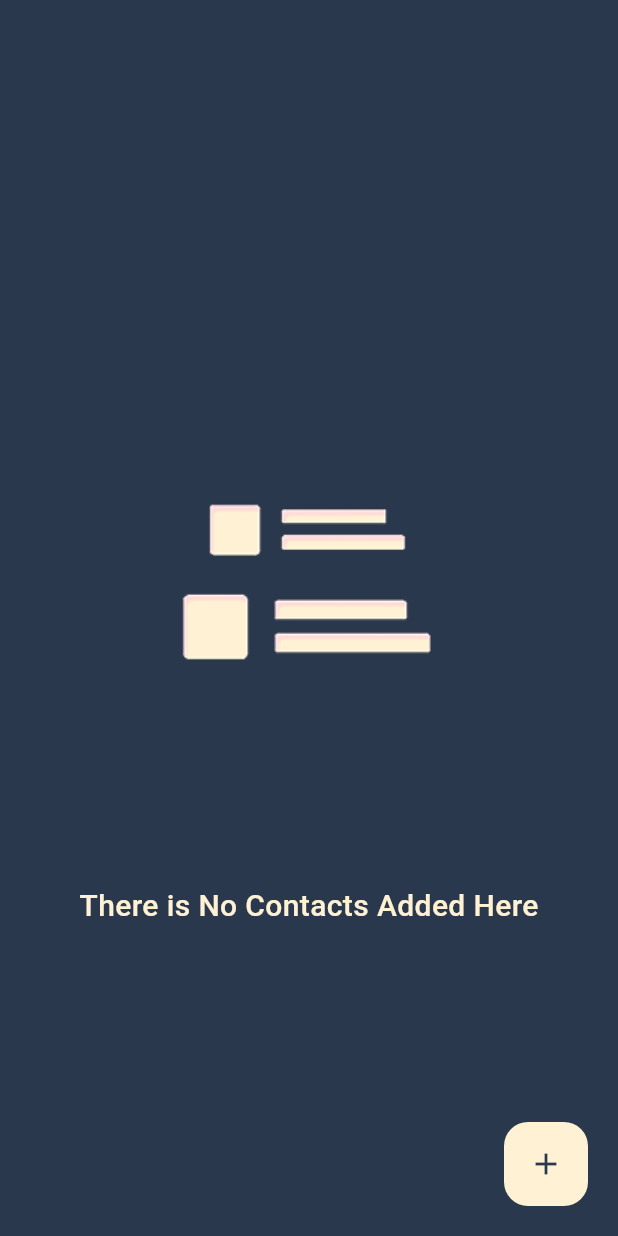
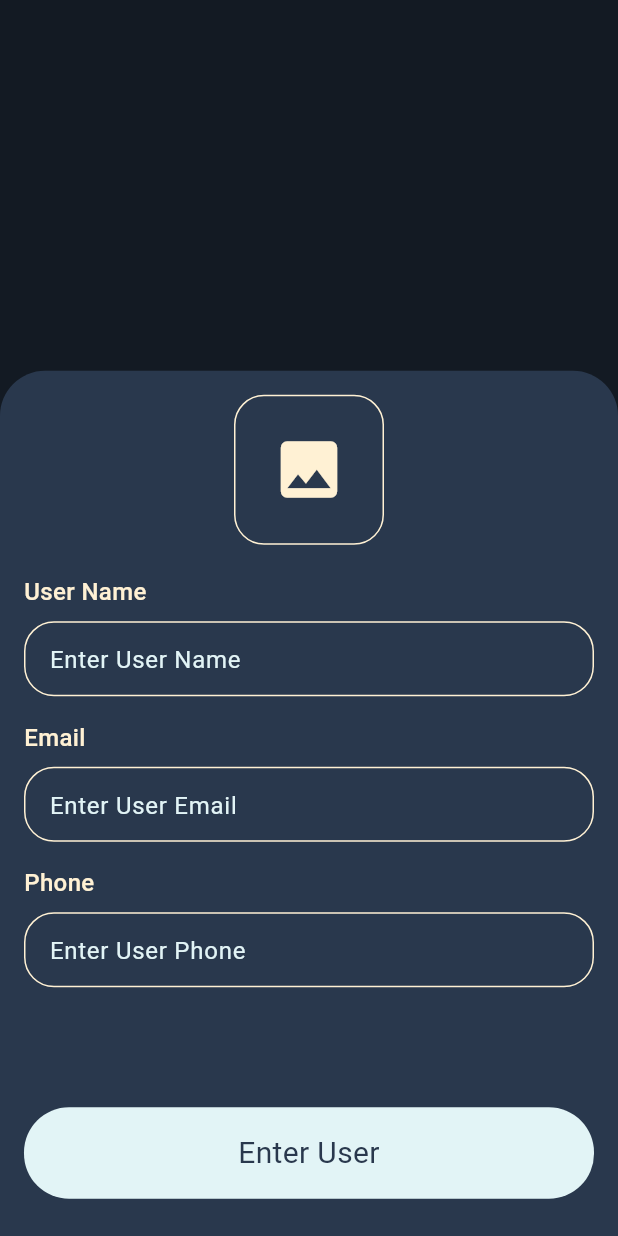
Before and after one commit to ahmedmostafa44771-crypto/contact, a Flutter app: the screen it shows after launch, after a tap on the "add" icon, on a phone screen of 412 x 824 dp. Run offline on Flutter 3.47's test engine with Material 3 defaults, Android fonts, the phone set to English and light mode, and no system bars.

Commit message:
I did the assignment, but there are some things I don't know how to do.

```diff
--- a/lib/main.dart
+++ b/lib/main.dart
@@ -16,6 +16,7 @@ class MyApp extends StatelessWidget {
       initialRoute: Splash.routeName,
       routes: {
         Splash.routeName: (_) => Splash(),
+
         HomeScreen.routeName: (_) => HomeScreen(),
       },
     );
--- a/lib/screen/home_screen.dart
+++ b/lib/screen/home_screen.dart
@@ -1,3 +1,4 @@
+import 'package:contact/screen/pageTwo.dart';
 import 'package:contact/utils/app_assets.dart';
 import 'package:contact/utils/app_colors.dart';
 import 'package:contact/utils/app_style.dart';
@@ -41,7 +42,16 @@ class HomeScreen extends StatelessWidget {
               child: IconButton(
                 icon: const Icon(Icons.add),
                 color: AppColors.darkBlue,
-                onPressed: () {},
+                onPressed: () {
+                  showModalBottomSheet(
+                    context: context,
+                    backgroundColor: Colors.transparent,
+                    isScrollControlled: true,
+                    builder: (context) {
+                      return userForm(context);
+                    },
+                  );
+                },
               ),
             ),
           ),
@@ -49,4 +59,102 @@ class HomeScreen extends StatelessWidget {
       ),
     );
   }
+
+  Widget userForm(BuildContext context) {
+    return Container(
+      height: MediaQuery
+          .of(context)
+          .size
+          .height * 0.7,
+      padding: const EdgeInsets.all(16),
+      decoration: BoxDecoration(
+        color: AppColors.darkBlue,
+        borderRadius: const BorderRadius.vertical(
+          top: Radius.circular(30),
+        ),
+      ),
+      child: Column(
+        crossAxisAlignment: CrossAxisAlignment.start,
+        children: [
+          Center(
+            child: Container(
+              height: 100,
+              width: 100,
+              decoration: BoxDecoration(
+                borderRadius: BorderRadius.circular(20),
+                border: Border.all(color: AppColors.gold),
+              ),
+              child: const Icon(
+                Icons.image,
+                size: 50,
+                color: AppColors.gold,
+              ),
+            ),
+          ),
+
+          const SizedBox(height: 20),
+
+          Text("User Name", style: AppStyles.goldMedium16),
+          const SizedBox(height: 8),
+          _buildTextField("Enter User Name"),
+
+          const SizedBox(height: 16),
+
+          Text("Email", style: AppStyles.goldMedium16),
+          const SizedBox(height: 8),
+          _buildTextField("Enter User Email"),
+
+          const SizedBox(height: 16),
+
+
+          Text("Phone", style: AppStyles.goldMedium16),
+          const SizedBox(height: 8),
+          _buildTextField("Enter User Phone"),
+          SizedBox(height: 80,),
+
+          GestureDetector(
+            onTap: () {
+              Navigator.push(
+                context,
+                MaterialPageRoute(builder: (context) => Pagetwo()),
+              );
+            },
+            child: Container(
+              width: double.infinity,
+              padding: EdgeInsets.all(16),
+              decoration: BoxDecoration(
+                  color: AppColors.lightBlue,
+                  borderRadius: BorderRadius.circular(30)
+              ),
+              child: Text("Enter User",
+                textAlign: TextAlign.center,
+                style: AppStyles.darkBlueRegular20,
+              ),
+            ),
+          )
+        ],
+      ),
+    );
+  }
+
+  Widget _buildTextField(String hint) {
+    return Container(
+      padding: const EdgeInsets.symmetric(horizontal: 16),
+      decoration: BoxDecoration(
+        border: Border.all(color: AppColors.gold),
+        borderRadius: BorderRadius.circular(20),
+      ),
+      child: TextField(
+        style: AppStyles.darkBlueRegular20.copyWith(
+          color: AppColors.lightBlue,
+        ),
+        decoration: InputDecoration(
+          hintText: hint,
+          hintStyle: AppStyles.lightBlueRegular16,
+          border: InputBorder.none,
+        ),
+      ),
+    );
+  }
+
 }
--- a/lib/utils/app_assets.dart
+++ b/lib/utils/app_assets.dart
@@ -3,4 +3,5 @@ abstract final class AppAsset {
   static const splash = "${_basePath}splash_screen.png";
   static const icon = "${_basePath}FAB.png";
   static const squares = "${_basePath}list-purple-Xetxuqguwn.png";
+  static const abdo = "${_basePath}abdoelblf.png";
 }
```
Also changed, not shown: lib/screen/pageTwo.dart (added, +160 -0 lines), assets/images/abdoelblf.png (added).
